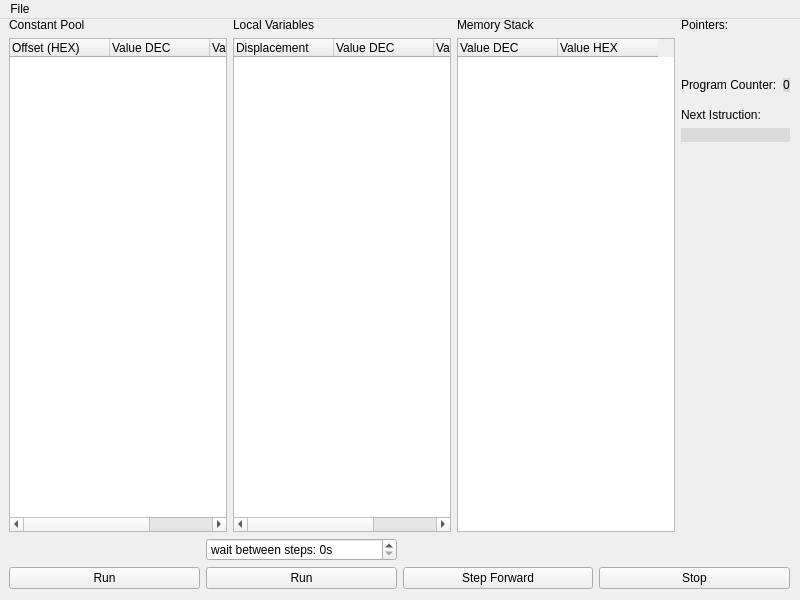
This is ijvm_inspector/mainwindow.ui in TuxDave/iJVM-Interpreter-RS as Qt 5 draws it before an edit. The edited form follows.
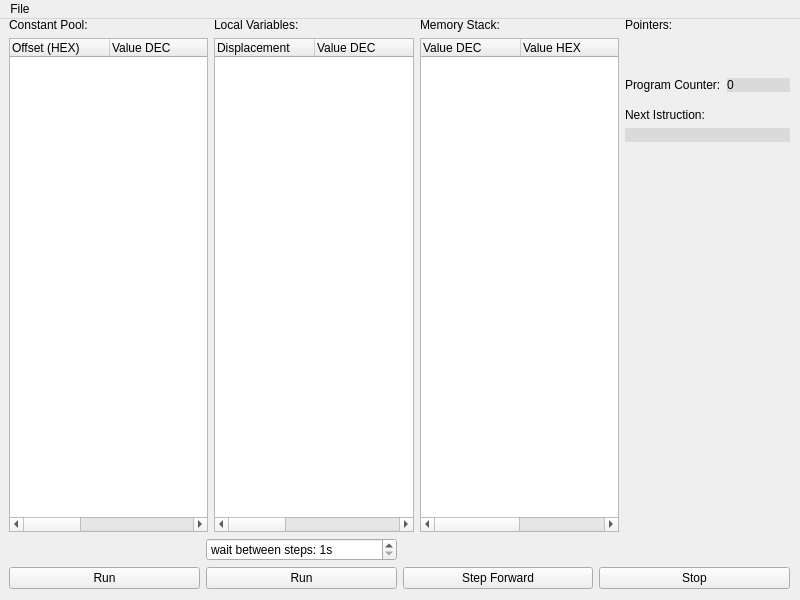
This is the edited form.

Commit message: wo incredibile esegue le cose e le fa pure vedere (quasi) TODO: UI fixes

```diff
--- a/ijvm_inspector/mainwindow.ui
+++ b/ijvm_inspector/mainwindow.ui
@@ -46,7 +46,7 @@
          <item>
           <widget class="QLabel" name="label">
            <property name="text">
-            <string>Constant Pool</string>
+            <string>Constant Pool:</string>
            </property>
           </widget>
          </item>
@@ -91,7 +91,7 @@
          <item>
           <widget class="QLabel" name="label_2">
            <property name="text">
-            <string>Local Variables</string>
+            <string>Local Variables:</string>
            </property>
           </widget>
          </item>
@@ -130,7 +130,7 @@
          <item>
           <widget class="QLabel" name="label_3">
            <property name="text">
-            <string>Memory Stack</string>
+            <string>Memory Stack:</string>
            </property>
           </widget>
          </item>
@@ -193,7 +193,8 @@
            <item>
             <widget class="QLabel" name="label_6">
              <property name="styleSheet">
-              <string notr="true">background-color: rgb(218, 218, 218);</string>
+              <string notr="true">background-color: rgb(218, 218, 218);
+color: rgb(0, 0, 0);</string>
              </property>
              <property name="text">
               <string>0</string>
@@ -235,13 +236,30 @@
          <item>
           <widget class="QLabel" name="next_istr_label">
            <property name="styleSheet">
-            <string notr="true">background-color: rgb(218, 218, 218);</string>
+            <string notr="true">background-color: rgb(218, 218, 218);
+color: rgb(0, 0, 0);</string>
            </property>
            <property name="text">
             <string/>
            </property>
           </widget>
          </item>
+         <item>
+          <spacer name="horizontalSpacer">
+           <property name="orientation">
+            <enum>Qt::Horizontal</enum>
+           </property>
+           <property name="sizeType">
+            <enum>QSizePolicy::Fixed</enum>
+           </property>
+           <property name="sizeHint" stdset="0">
+            <size>
+             <width>165</width>
+             <height>20</height>
+            </size>
+           </property>
+          </spacer>
+         </item>
          <item>
           <spacer name="verticalSpacer_2">
            <property name="orientation">
@@ -278,6 +296,9 @@
            <property name="prefix">
             <string>wait between steps: </string>
            </property>
+           <property name="minimum">
+            <number>1</number>
+           </property>
           </widget>
          </item>
          <item>
```
Left out of the diff: 4 changed lines with no effect on the pictures. The commit also changes 2 other files.
